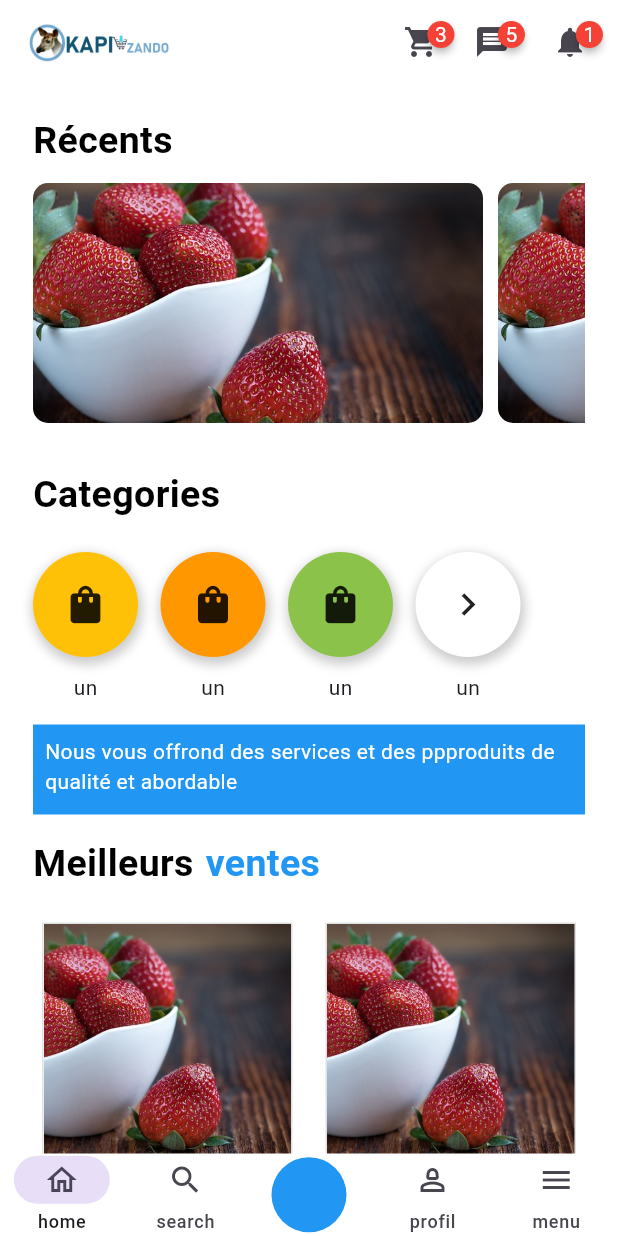
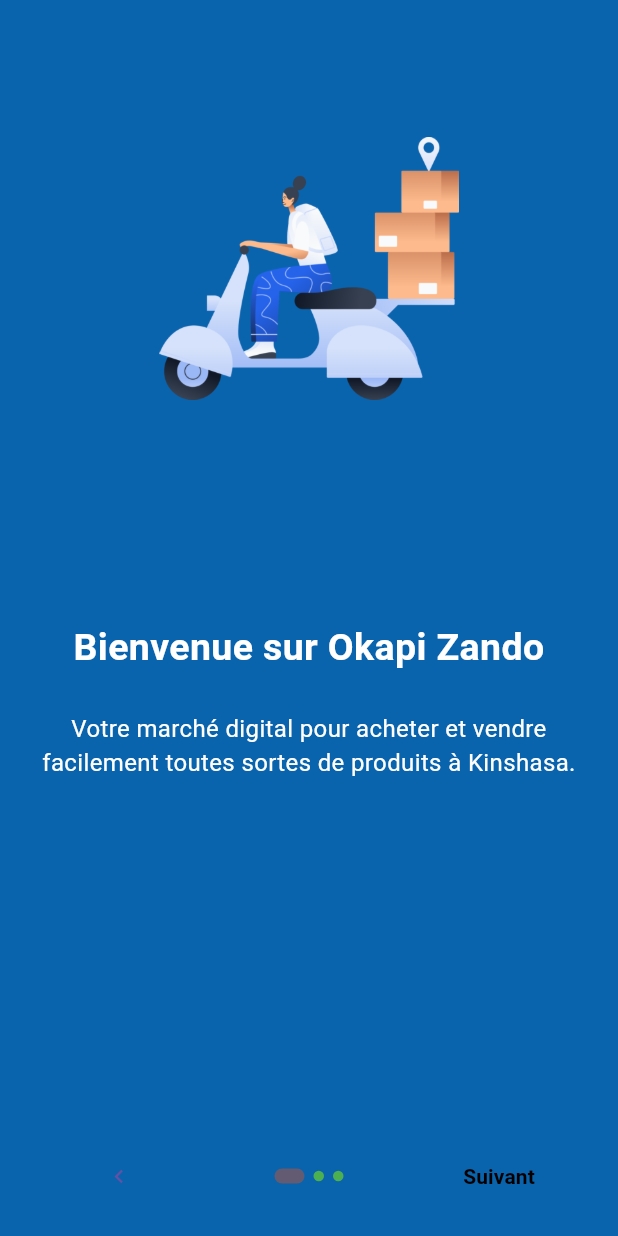
Before and after one commit to Ebn4/OkapiZando, a Flutter app: the screen it shows after launch, on a phone screen of 412 x 824 dp. Run offline on Flutter 3.47's test engine with Material 3 defaults, Android fonts, the phone set to English and light mode, and no system bars; drawn by our look-alikes of badges, introduction_screen.

Commit message:
ajout de la page introductionpage et l'ajout des images dans assets

```diff
--- a/lib/main.dart
+++ b/lib/main.dart
@@ -1,6 +1,7 @@
 import 'package:flutter/material.dart';
 import 'package:okapi_zando_mobile/pages/acceuil/acceuilPage.dart';
 import 'package:okapi_zando_mobile/pages/widgets/accueil.dart';
+import 'package:okapi_zando_mobile/pages/widgets/introductionPage.dart';
 import 'package:okapi_zando_mobile/userProfile/profilePage.dart';
 void main() {
   runApp(const MyApp());
@@ -17,7 +18,7 @@
       debugShowCheckedModeBanner: false,
       title: 'Okapi Zando',
       // home: Signup(),
-      home: AcceuilPage(),
+      home: Introductionpage(),
     );
   }
 }
--- /dev/null
+++ b/lib/pages/widgets/introductionPage.dart
@@ -0,0 +1,107 @@
+import 'package:flutter/material.dart';
+import 'package:introduction_screen/introduction_screen.dart';
+import 'package:okapi_zando_mobile/pages/acceuil/acceuilPage.dart';
+
+class Introductionpage extends StatefulWidget {
+  const Introductionpage({super.key});
+
+  @override
+  State<Introductionpage> createState() => _IntroductionpageState();
+}
+
+class _IntroductionpageState extends State<Introductionpage> {
+  @override
+  Widget build(BuildContext context) {
+    return Scaffold(
+      body: IntroductionScreen(
+        pages: [
+          PageViewModel(
+            title: "Bienvenue sur Okapi Zando",
+            body:
+                "Votre marché digital pour acheter et vendre facilement toutes sortes de produits à Kinshasa.",
+            image: Center(
+              child: Image.asset(
+                "assets/images/woman-scooter-transporting-dark.png",
+                height: 175.0,
+              ),
+            ),
+            decoration: const PageDecoration(
+              pageColor: Color.fromARGB(255, 10, 100, 173),
+              titleTextStyle: TextStyle(
+                fontSize: 25,
+                color: Colors.white,
+                fontWeight: FontWeight.bold,
+              ),
+              bodyTextStyle: TextStyle(color: Colors.white, fontSize: 16),
+            ),
+          ),
+
+          PageViewModel(
+            title: "Trouvez tout ce qu’il vous faut",
+            body:
+                "Explorez une grande variété d’articles : vêtements, téléphones, électroménagers, accessoires, et bien plus.",
+            image: Center(
+              child: Image.asset(
+                "assets/images/woman-shopping-chart-dark.png",
+                height: 175.0,
+              ),
+            ),
+            decoration: const PageDecoration(
+              pageColor: Color.fromARGB(255, 180, 109, 3),
+              titleTextStyle: TextStyle(
+                fontSize: 25,
+                color: Colors.white,
+                fontWeight: FontWeight.bold,
+              ),
+              bodyTextStyle: TextStyle(color: Colors.white, fontSize: 16),
+            ),
+          ),
+
+          PageViewModel(
+            title: "Mettez vos produits en vente",
+            body:
+                "Ajoutez des photos, une description et fixez un prix. Vendez rapidement à des clients proches de vous.",
+            image: Center(
+              child: Image.asset(
+                "assets/images/man-credit-card-dark.png",
+                height: 175.0,
+              ),
+            ),
+            decoration: const PageDecoration(
+              pageColor: Color.fromARGB(255, 2, 116, 104),
+              titleTextStyle: TextStyle(
+                fontSize: 25,
+                color: Colors.white,
+                fontWeight: FontWeight.bold,
+              ),
+              bodyTextStyle: TextStyle(color: Colors.white, fontSize: 16),
+            ),
+          ),
+        ],
+        showSkipButton: true,
+        skip: const Icon(Icons.navigate_before),
+        next: const Text("Suivant",style: TextStyle(color: Colors.black,fontWeight: FontWeight.bold),),
+        done: const Text("Suivant", style: TextStyle(fontWeight: FontWeight.w700)),
+        onDone: () {
+
+          Navigator.push(context, MaterialPageRoute(builder: (context){
+            return const AcceuilPage();
+          }));
+        },
+        onSkip: () {
+          // On Skip button pressed
+        },
+        dotsDecorator: DotsDecorator(
+          size: const Size.square(7.0),
+          activeSize: const Size(20.0, 10.0),
+          activeColor: Theme.of(context).colorScheme.secondary,
+          color: Colors.green,
+          spacing: const EdgeInsets.symmetric(horizontal: 3.0),
+          activeShape: RoundedRectangleBorder(
+            borderRadius: BorderRadius.circular(25.0),
+          ),
+        ),
+      ),
+    );
+  }
+}
--- a/pubspec.yaml
+++ b/pubspec.yaml
@@ -40,6 +40,7 @@
   riverpod_annotation: ^2.6.1
   get_storage: ^2.1.1
   badges: ^3.1.2
+  introduction_screen: ^3.1.17
 
 dev_dependencies:
   flutter_test:
```
Also changed, not shown: assets/images/man-credit-card-dark.png (added), assets/images/woman-scooter-transporting-dark.png (added), assets/images/woman-shopping-chart-dark.png (added), pubspec.lock.
